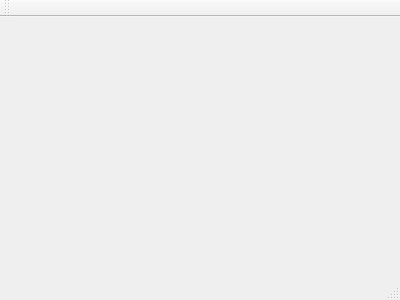
Before: the Qt Designer form mainwindow.ui in mcFrax/noteclick, drawn with Qt 5.
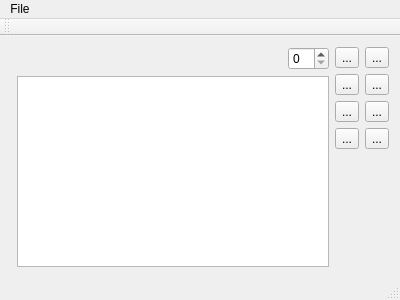
After: the same form once the commit is applied.

```diff
--- a/mainwindow.ui
+++ b/mainwindow.ui
@@ -12,13 +12,146 @@
   <property name="windowTitle" >
    <string>MainWindow</string>
   </property>
-  <widget class="QMenuBar" name="menuBar" />
-  <widget class="QToolBar" name="mainToolBar" />
-  <widget class="QWidget" name="centralWidget" />
-  <widget class="QStatusBar" name="statusBar" />
+  <widget class="QWidget" name="centralWidget">
+   <layout class="QHBoxLayout" name="horizontalLayout">
+    <item>
+     <widget class="QWidget" name="VoiceList" native="true"/>
+    </item>
+    <item>
+     <layout class="QVBoxLayout" name="verticalLayout">
+      <item>
+       <layout class="QGridLayout" name="gridLayout_2">
+        <item row="0" column="0">
+         <spacer name="horizontalSpacer">
+          <property name="orientation">
+           <enum>Qt::Horizontal</enum>
+          </property>
+          <property name="sizeHint" stdset="0">
+           <size>
+            <width>40</width>
+            <height>20</height>
+           </size>
+          </property>
+         </spacer>
+        </item>
+        <item row="0" column="1">
+         <widget class="QSpinBox" name="systemSpinBox"/>
+        </item>
+       </layout>
+      </item>
+      <item>
+       <widget class="QGraphicsView" name="systemView"/>
+      </item>
+     </layout>
+    </item>
+    <item>
+     <layout class="QGridLayout" name="gridLayout">
+      <item row="3" column="0">
+       <widget class="QToolButton" name="toolButton_7">
+        <property name="text">
+         <string>...</string>
+        </property>
+       </widget>
+      </item>
+      <item row="0" column="1">
+       <widget class="QToolButton" name="toolButton_2">
+        <property name="text">
+         <string>...</string>
+        </property>
+       </widget>
+      </item>
+      <item row="2" column="1">
+       <widget class="QToolButton" name="toolButton_6">
+        <property name="text">
+         <string>...</string>
+        </property>
+       </widget>
+      </item>
+      <item row="1" column="0">
+       <widget class="QToolButton" name="toolButton_3">
+        <property name="text">
+         <string>...</string>
+        </property>
+       </widget>
+      </item>
+      <item row="2" column="0">
+       <widget class="QToolButton" name="toolButton_5">
+        <property name="text">
+         <string>...</string>
+        </property>
+       </widget>
+      </item>
+      <item row="3" column="1">
+       <widget class="QToolButton" name="toolButton_8">
+        <property name="text">
+         <string>...</string>
+        </property>
+       </widget>
+      </item>
+      <item row="1" column="1">
+       <widget class="QToolButton" name="toolButton_4">
+        <property name="text">
+         <string>...</string>
+        </property>
+       </widget>
+      </item>
+      <item row="0" column="0">
+       <widget class="QToolButton" name="toolButton">
+        <property name="text">
+         <string>...</string>
+        </property>
+       </widget>
+      </item>
+      <item row="4" column="1">
+       <spacer name="verticalSpacer">
+        <property name="orientation">
+         <enum>Qt::Vertical</enum>
+        </property>
+        <property name="sizeHint" stdset="0">
+         <size>
+          <width>20</width>
+          <height>40</height>
+         </size>
+        </property>
+       </spacer>
+      </item>
+     </layout>
+    </item>
+   </layout>
+  </widget>
+  <widget class="QMenuBar" name="menuBar">
+   <property name="geometry">
+    <rect>
+     <x>0</x>
+     <y>0</y>
+     <width>400</width>
+     <height>19</height>
+    </rect>
+   </property>
+   <widget class="QMenu" name="menuFile">
+    <property name="title">
+     <string>File</string>
+    </property>
+    <addaction name="actionLoad_Image"/>
+   </widget>
+   <addaction name="menuFile"/>
+  </widget>
+  <widget class="QToolBar" name="mainToolBar">
+   <attribute name="toolBarArea">
+    <enum>TopToolBarArea</enum>
+   </attribute>
+   <attribute name="toolBarBreak">
+    <bool>false</bool>
+   </attribute>
+  </widget>
+  <widget class="QStatusBar" name="statusBar"/>
+  <action name="actionLoad_Image">
+   <property name="text">
+    <string>Load Image</string>
+   </property>
+  </action>
  </widget>
- <layoutDefault spacing="6" margin="11" />
- <pixmapfunction></pixmapfunction>
+ <layoutdefault spacing="6" margin="11"/>
  <resources/>
  <connections/>
 </ui>
```
Left out of the diff: 7 changed lines with no effect on the pictures.
